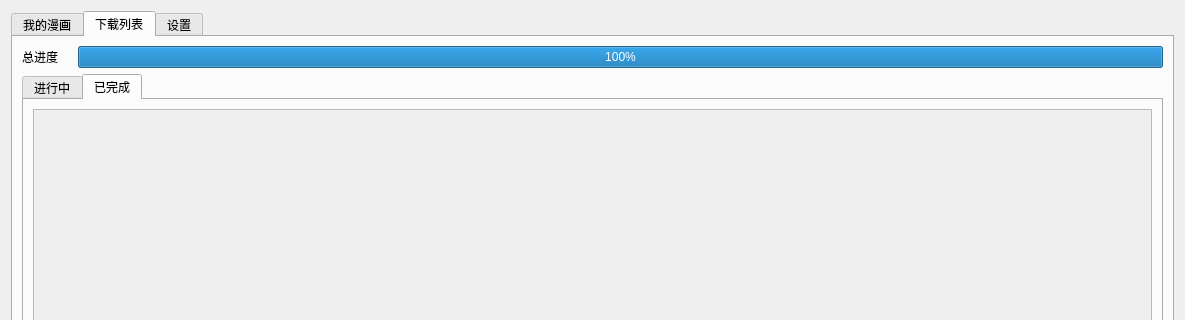
Before: the Qt Designer form src/ui/mainWidget.ui in Zeal-L/BiliBili-Manga-Downloader, drawn with Qt 5; both pictures show x 0 to 1185 and y 0 to 320 of the 1185 by 704 pixel window.
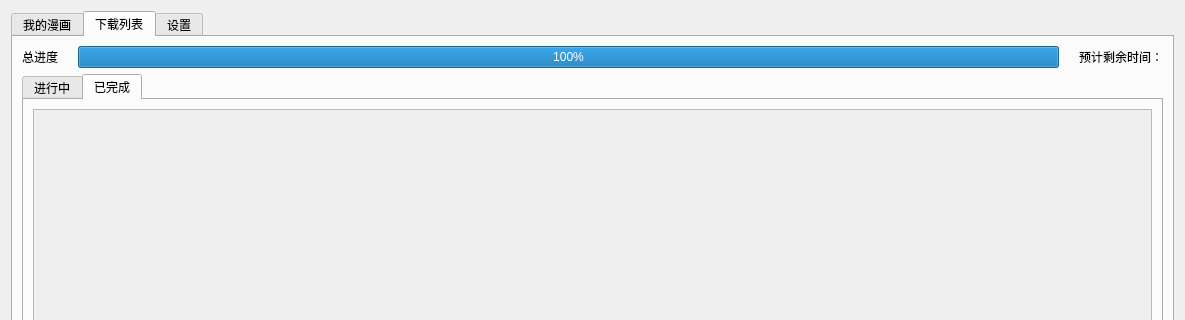
After: the same form once the commit is applied. The open tabs and pages were chosen to show the change. Icons and pictures are not drawn.

Commit message: :rocket::lipstick: 完成下载界面里的已完成Tab UI

Diff of the .ui file:
```diff
--- a/src/ui/mainWidget.ui
+++ b/src/ui/mainWidget.ui
@@ -417,6 +417,16 @@
            <property name="value">
             <number>100</number>
            </property>
+           <property name="textVisible">
+            <bool>true</bool>
+           </property>
+          </widget>
+         </item>
+         <item>
+          <widget class="QLabel" name="label_total_progress_timer">
+           <property name="text">
+            <string>预计剩余时间：</string>
+           </property>
           </widget>
          </item>
         </layout>
```
Left out of the diff: 8 changed lines with no effect on the pictures. The commit also changes 6 other files.
